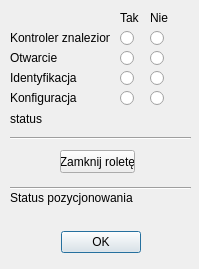
The window that PrzeplywomierzGUI/Aplikacja/roletaclose.ui (wiacekmarcin/StanowiskoOtwock) describes before a commit, drawn with Qt 5.
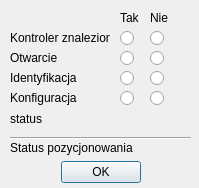
The same window after the commit.

Patch:
```diff
--- a/PrzeplywomierzGUI/Aplikacja/roletaclose.ui
+++ b/PrzeplywomierzGUI/Aplikacja/roletaclose.ui
@@ -7,7 +7,7 @@
     <x>0</x>
     <y>0</y>
     <width>199</width>
-    <height>269</height>
+    <height>188</height>
    </rect>
   </property>
   <property name="sizePolicy">
@@ -23,7 +23,7 @@
    <property name="geometry">
     <rect>
      <x>10</x>
-     <y>230</y>
+     <y>160</y>
      <width>181</width>
      <height>25</height>
     </rect>
@@ -212,19 +212,6 @@
     <string>Konfiguracja</string>
    </property>
   </widget>
-  <widget class="Line" name="line">
-   <property name="geometry">
-    <rect>
-     <x>10</x>
-     <y>130</y>
-     <width>181</width>
-     <height>16</height>
-    </rect>
-   </property>
-   <property name="orientation">
-    <enum>Qt::Horizontal</enum>
-   </property>
-  </widget>
   <widget class="QLabel" name="lOpen">
    <property name="geometry">
     <rect>
@@ -274,7 +261,7 @@
    <property name="geometry">
     <rect>
      <x>10</x>
-     <y>190</y>
+     <y>140</y>
      <width>181</width>
      <height>16</height>
     </rect>
@@ -283,24 +270,11 @@
     <string>Status pozycjonowania</string>
    </property>
   </widget>
-  <widget class="QPushButton" name="pbCloseRoleta">
-   <property name="geometry">
-    <rect>
-     <x>60</x>
-     <y>150</y>
-     <width>75</width>
-     <height>23</height>
-    </rect>
-   </property>
-   <property name="text">
-    <string>Zamknij roletę</string>
-   </property>
-  </widget>
   <widget class="Line" name="line_2">
    <property name="geometry">
     <rect>
      <x>10</x>
-     <y>180</y>
+     <y>130</y>
      <width>181</width>
      <height>16</height>
     </rect>
```
